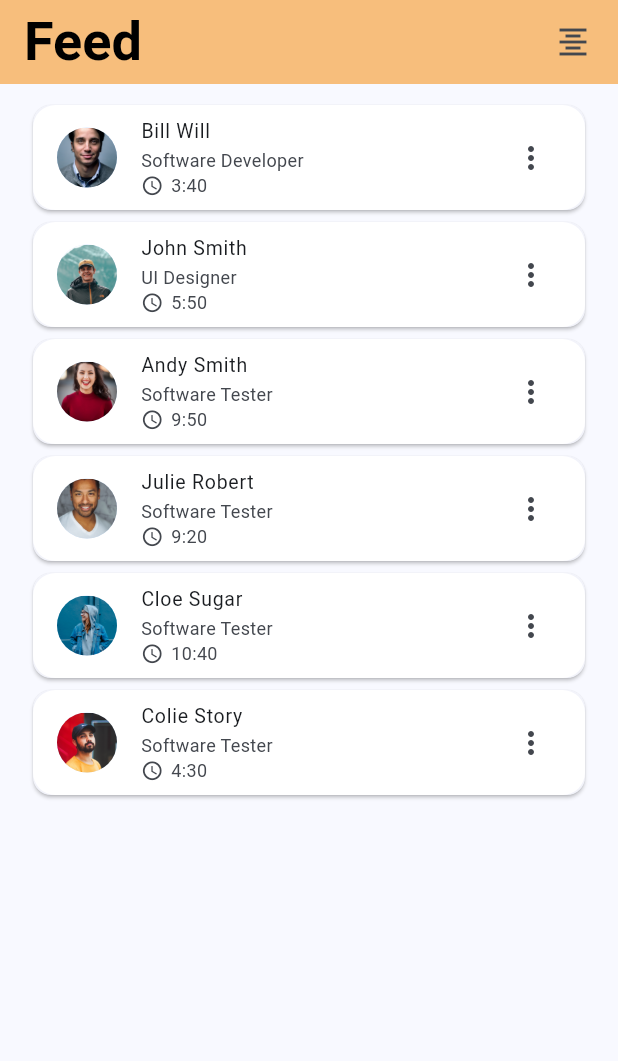
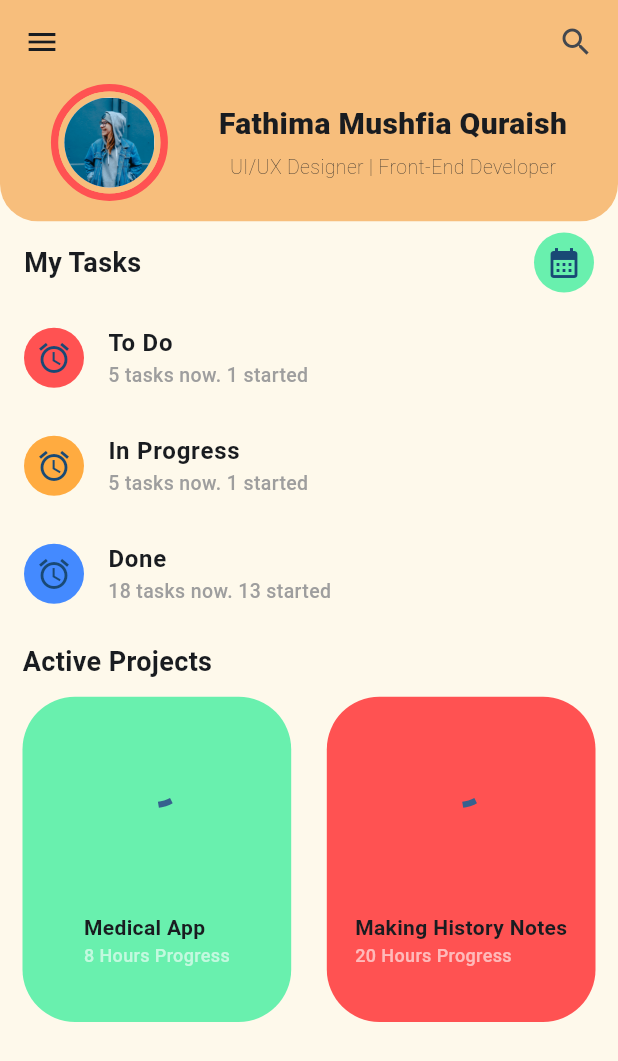
Before and after one commit to Asghar-Ali-Mowlana/feed, a Flutter app: the screen it shows after launch, on a phone screen of 412 x 824 dp. Shown: the top 1061 px of the screen. Run offline on Flutter 3.47's test engine with Material 2 defaults, Android fonts, the phone set to English and light mode, and no system bars.

Commit message:
Complete about page partially

```diff
--- a/lib/about.dart
+++ b/lib/about.dart
@@ -0,0 +1,250 @@
+import 'package:flutter/material.dart';
+
+class AboutPage extends StatefulWidget {
+  const AboutPage({super.key});
+
+  @override
+  State<AboutPage> createState() => _AboutPageState();
+}
+
+class _AboutPageState extends State<AboutPage> {
+  @override
+  Widget build(BuildContext context) {
+    return Scaffold(
+      appBar: AppBar(
+        leading: const Icon(Icons.menu),
+        backgroundColor: const Color(0xFFf7be7c),
+        actions: const [
+          Padding(
+            padding: EdgeInsets.only(right: 16),
+            child: Icon(Icons.search),
+          ),
+        ],
+      ),
+      body: Container(
+        height: MediaQuery.of(context).size.height,
+        color: const Color(0xFFfef9eb),
+        child: Column(
+          children: [
+            Container(
+              height: MediaQuery.of(context).size.height / 9,
+              decoration: const BoxDecoration(
+                  color: Color(0xFFf7be7c),
+                  borderRadius: BorderRadius.only(
+                      bottomLeft: Radius.circular(25),
+                      bottomRight: Radius.circular(25))),
+              child: Row(
+                mainAxisAlignment: MainAxisAlignment.spaceEvenly,
+                crossAxisAlignment: CrossAxisAlignment.start,
+                children: [
+                  Container(
+                    decoration: BoxDecoration(
+                        shape: BoxShape.circle,
+                        border: Border.all(
+                          width: 5,
+                          color: Colors.redAccent,
+                        )),
+                    child: Container(
+                      decoration: BoxDecoration(
+                          shape: BoxShape.circle,
+                          border: Border.all(
+                            width: 4,
+                            color: const Color(0xFFf7be7c),
+                          )),
+                      child: const CircleAvatar(
+                        radius: 30,
+                        backgroundImage: AssetImage('assets/img/pic-5.jpg'),
+                      ),
+                    ),
+                  ),
+                  const Column(
+                    mainAxisAlignment: MainAxisAlignment.start,
+                    children: [
+                      Padding(
+                        padding: EdgeInsets.only(top: 12.0),
+                        child: Text(
+                          'Fathima Mushfia Quraish',
+                          style: TextStyle(
+                              fontWeight: FontWeight.w900, fontSize: 20),
+                        ),
+                      ),
+                      SizedBox(
+                        height: 5,
+                      ),
+                      Text(
+                        'UI/UX Designer | Front-End Developer',
+                        style: TextStyle(
+                            fontWeight: FontWeight.w100, fontSize: 13),
+                      ),
+                    ],
+                  )
+                ],
+              ),
+            ),
+            Column(
+              children: [
+                Padding(
+                  padding: const EdgeInsets.symmetric(horizontal: 16.0),
+                  child: SizedBox(
+                    height: MediaQuery.of(context).size.height / 15,
+                    child: const Row(
+                      mainAxisAlignment: MainAxisAlignment.spaceBetween,
+                      children: [
+                        Text(
+                          'My Tasks',
+                          style: TextStyle(
+                              fontWeight: FontWeight.w700, fontSize: 18),
+                        ),
+                        CircleAvatar(
+                          backgroundColor: Colors.greenAccent,
+                          child: Icon(Icons.calendar_month),
+                        )
+                      ],
+                    ),
+                  ),
+                ),
+                const SizedBox(
+                  child: Column(
+                    children: [
+                      ListTile(
+                        leading: CircleAvatar(
+                          backgroundColor: Colors.redAccent,
+                          child: Icon(Icons.access_alarm),
+                        ),
+                        title: Text(
+                          'To Do',
+                          style: TextStyle(
+                            fontWeight: FontWeight.bold,
+                          ),
+                        ),
+                        subtitle: Text('5 tasks now. 1 started',
+                            style: TextStyle(
+                                color: Colors.grey,
+                                fontWeight: FontWeight.w500,
+                                fontSize: 13)),
+                      ),
+                      ListTile(
+                        leading: CircleAvatar(
+                          backgroundColor: Colors.orangeAccent,
+                          child: Icon(Icons.access_alarm),
+                        ),
+                        title: Text(
+                          'In Progress',
+                          style: TextStyle(
+                            fontWeight: FontWeight.bold,
+                          ),
+                        ),
+                        subtitle: Text('5 tasks now. 1 started',
+                            style: TextStyle(
+                                color: Colors.grey,
+                                fontWeight: FontWeight.w500,
+                                fontSize: 13)),
+                      ),
+                      ListTile(
+                        leading: CircleAvatar(
+                          backgroundColor: Colors.blueAccent,
+                          child: Icon(Icons.access_alarm),
+                        ),
+                        title: Text(
+                          'Done',
+                          style: TextStyle(
+                            fontWeight: FontWeight.bold,
+                          ),
+                        ),
+                        subtitle: Text('18 tasks now. 13 started',
+                            style: TextStyle(
+                                color: Colors.grey,
+                                fontWeight: FontWeight.w500,
+                                fontSize: 13)),
+                      ),
+                    ],
+                  ),
+                ),
+                const Padding(
+                  padding: EdgeInsets.symmetric(
+                    horizontal: 15.0,
+                    vertical: 10.0,
+                  ),
+                  child: Align(
+                    alignment: Alignment.topLeft,
+                    child: Text(
+                      'Active Projects',
+                      style:
+                          TextStyle(fontWeight: FontWeight.w700, fontSize: 18),
+                    ),
+                  ),
+                ),
+                Padding(
+                  padding: const EdgeInsets.symmetric(
+                    horizontal: 15.0,
+                  ),
+                  child: Row(
+                    mainAxisAlignment: MainAxisAlignment.spaceBetween,
+                    children: [
+                      Container(
+                        height: MediaQuery.of(context).size.height / 3.8,
+                        width: MediaQuery.of(context).size.width / 2.3,
+                        decoration: const BoxDecoration(
+                            color: Colors.greenAccent,
+                            borderRadius:
+                                BorderRadius.all(Radius.circular(35))),
+                        child: const Column(
+                          mainAxisAlignment: MainAxisAlignment.spaceAround,
+                          children: [
+                            CircularProgressIndicator(),
+                            Column(
+                              crossAxisAlignment: CrossAxisAlignment.start,
+                              children: [
+                                Text('Medical App',
+                                    style: TextStyle(
+                                        fontWeight: FontWeight.w700,
+                                        fontSize: 14)),
+                                Text('8 Hours Progress',
+                                    style: TextStyle(
+                                        color: Colors.white60,
+                                        fontWeight: FontWeight.w500,
+                                        fontSize: 12))
+                              ],
+                            )
+                          ],
+                        ),
+                      ),
+                      Container(
+                        height: MediaQuery.of(context).size.height / 3.8,
+                        width: MediaQuery.of(context).size.width / 2.3,
+                        decoration: const BoxDecoration(
+                            color: Colors.redAccent,
+                            borderRadius:
+                                BorderRadius.all(Radius.circular(35))),
+                        child: const Column(
+                          mainAxisAlignment: MainAxisAlignment.spaceAround,
+                          children: [
+                            CircularProgressIndicator(),
+                            Column(
+                              crossAxisAlignment: CrossAxisAlignment.start,
+                              children: [
+                                Text('Making History Notes',
+                                    style: TextStyle(
+                                        fontWeight: FontWeight.w700,
+                                        fontSize: 14)),
+                                Text('20 Hours Progress',
+                                    style: TextStyle(
+                                        color: Colors.white60,
+                                        fontWeight: FontWeight.w500,
+                                        fontSize: 12))
+                              ],
+                            )
+                          ],
+                        ),
+                      ),
+                    ],
+                  ),
+                )
+              ],
+            )
+          ],
+        ),
+      ),
+    );
+  }
+}
--- a/lib/feed.dart
+++ b/lib/feed.dart
@@ -1,3 +1,4 @@
+import 'package:feed/about.dart';
 import 'package:feed/people_model.dart';
 import 'package:feed/person_detail_card.dart';
 import 'package:flutter/material.dart';
--- a/lib/my_home_page.dart
+++ b/lib/my_home_page.dart
@@ -1,3 +1,4 @@
+import 'package:feed/about.dart';
 import 'package:feed/feed.dart';
 import 'package:flutter/material.dart';
 
@@ -13,7 +14,7 @@ class _MyHomePageState extends State<MyHomePage> {
   Widget build(BuildContext context) {
     return const Scaffold(
       backgroundColor: Colors.white,
-      body: FeedPage(),
+      body: AboutPage(),
     );
   }
 }
```
